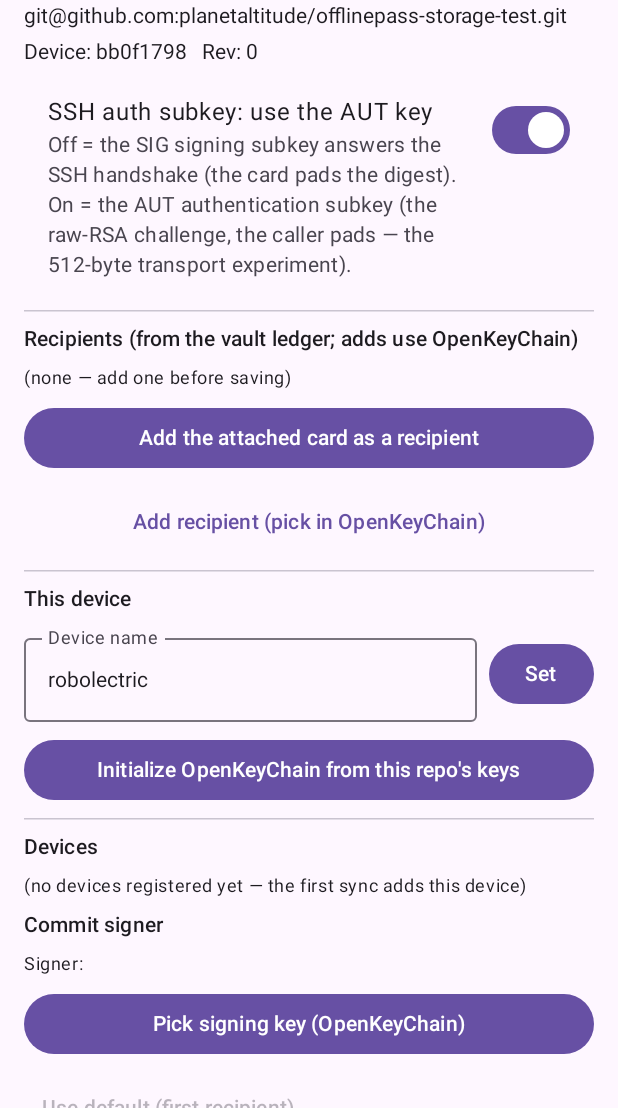
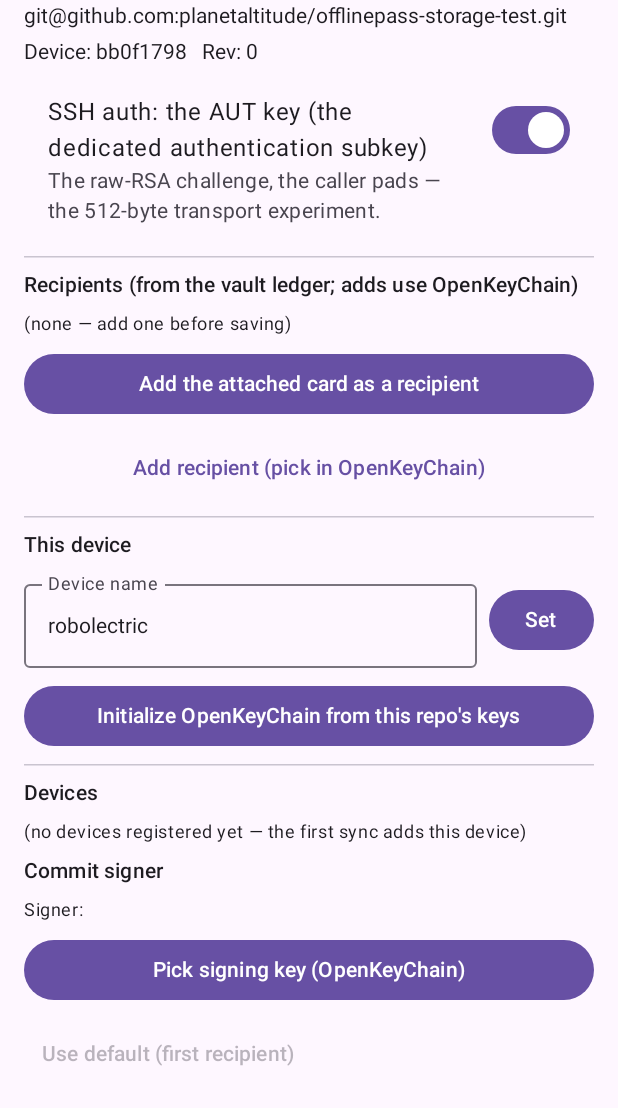
Before and after one commit to chrislengerich/offlinepass, an Android app built with Jetpack Compose: the composable SetupTabScreen called with empty values, on a phone screen of 412 x 824 dp, the part 128-1236 px from its top. Run offline under Robolectric (Android 15) with nearby library versions, the phone set to English and light mode, and no system bars; libraries missing offline, so code that uses them is left out: com.jcraft.jsch, com.yubico.yubikit, org.bouncycastle.openpgp, org.eclipse.jgit; 14 statements that could not run were skipped.

Commit message:
the Setup's cleanups (the user's not-done-yet): (1) the PAT section REMOVED from the Setup (the status + the field + the Save button + the dead patSave param — the SecretStore's savePat/hasPat = the backend kept); (2) the SSH-auth display = the SETTING-aware: the AUT's on = 'SSH auth: the AUT key (the dedicated authentication subkey)' + the card's AUT slot's id (the unauthenticated read via cardDecIdForDisplay — the card attached); the off = 'the SIG key (the signing subkey)' — the auth-subkey data CHANGES with the setting as asked; (3) the exports verified landed (the whole-repo = the USB ✓, the QRFT = the entries ✓); 148 tests green

```diff
--- a/android/app/src/main/java/com/offlinepass/app/MainActivity.kt
+++ b/android/app/src/main/java/com/offlinepass/app/MainActivity.kt
@@ -1790,7 +1790,6 @@ class MainActivity : androidx.activity.ComponentActivity() {
                         }
                     },
                     onForget = { VaultSession.forgetConfig(); screen = Screen.SetupChoice },
-                    patSave = { VaultSession.savePat(it); status = "PAT stored (encrypted)." },
                     autofillEnabled = isAutofillEnabled(),
                     recipientIds = VaultSession.recipientKeyIds(),
                     onAddRecipient = { lifecycleScope.launch { pickRecipientsUntilDone() } },
--- a/android/app/src/main/java/com/offlinepass/app/ui/SetupTab.kt
+++ b/android/app/src/main/java/com/offlinepass/app/ui/SetupTab.kt
@@ -25,7 +25,6 @@ fun SetupTabScreen(
     onUsbRestore: () -> Unit,
     onEnableAutofill: () -> Unit,
     onForget: () -> Unit,
-    patSave: (String) -> Unit,
     autofillEnabled: Boolean,
     recipientIds: List<Long>,
     onAddRecipient: () -> Unit,
@@ -65,7 +64,6 @@ fun SetupTabScreen(
     onRemoveDevice: (String) -> Unit = {}
 ) {
     val cfg = VaultSession.config()
-    var patInput by remember { mutableStateOf("") }
     var confirmDialog by remember { mutableStateOf<String?>(null) }
 
     confirmDialog?.let { what ->
@@ -130,18 +128,35 @@ fun SetupTabScreen(
                 style = MaterialTheme.typography.bodySmall
             )
         }
-        // The SSH-auth slot: the SIG (the default) vs the AUT (the
-        // dedicated authentication key — the transport experiment). The
-        // same pref the commit-signer's cardSign reads.
+        // The SSH-auth slot: the SIG (the default was the old) vs the AUT
+        // (the dedicated authentication key — the transport experiment).
+        // The display = the SETTING-aware: the AUT's on = the AUT slot's
+        // id (the card's AUT fingerprint's low half — the unauthenticated
+        // read, the card attached); the off = the SIG's (the enrolled one).
+        val autOn = VaultSession.sshAuthUseAut()
+        val displayedSubkeyId = if (autOn) VaultSession.cardDecIdForDisplay() else null
         androidx.compose.material3.ListItem(
-            headlineContent = { Text("SSH auth subkey: use the AUT key") },
-            supportingContent = { Text("Off = the SIG signing subkey answers " +
-                "the SSH handshake (the card pads the digest). On = the AUT " +
-                "authentication subkey (the raw-RSA challenge, the caller " +
-                "pads — the 512-byte transport experiment).") },
+            headlineContent = {
+                Text(if (autOn) "SSH auth: the AUT key (the dedicated authentication subkey)"
+                     else "SSH auth: the SIG key (the signing subkey)")
+            },
+            supportingContent = {
+                androidx.compose.foundation.layout.Column {
+                    Text(if (autOn)
+                        "The raw-RSA challenge, the caller pads — the 512-byte " +
+                        "transport experiment."
+                    else
+                        "Off = the SIG signing subkey answers the SSH handshake " +
+                        "(the card pads the digest).")
+                    displayedSubkeyId?.let { id ->
+                        Text("id 0x%016X".format(id),
+                            style = MaterialTheme.typography.bodySmall)
+                    }
+                }
+            },
             trailingContent = {
                 androidx.compose.material3.Switch(
-                    checked = VaultSession.sshAuthUseAut(),
+                    checked = autOn,
                     onCheckedChange = { VaultSession.setSshAuthUseAut(it) })
             })
 
@@ -471,22 +486,6 @@ fun SetupTabScreen(
         }
         HorizontalDivider()
 
-        Text(
-            "PAT: ${if (VaultSession.hasPat()) "stored (encrypted in Android Keystore)" else "not stored"}",
-            style = MaterialTheme.typography.titleSmall
-        )
-        OutlinedTextField(
-            value = patInput, onValueChange = { patInput = it },
-            label = { Text("New fine-grained PAT") }, singleLine = true,
-            modifier = Modifier.fillMaxWidth()
-        )
-        Button(
-            onClick = { if (patInput.isNotBlank()) patSave(patInput.trim()); patInput = "" },
-            enabled = patInput.isNotBlank(),
-            modifier = Modifier.fillMaxWidth()
-        ) { Text("Save PAT") }
-        HorizontalDivider()
-
         Button(onClick = { confirmDialog = "forget" }, enabled = busy == null, modifier = Modifier.fillMaxWidth()) {
             Text("Forget config (keeps files)")
         }
--- a/android/app/src/main/java/com/offlinepass/app/vault/VaultSession.kt
+++ b/android/app/src/main/java/com/offlinepass/app/vault/VaultSession.kt
@@ -604,6 +604,12 @@ object VaultSession {
         if (!f.exists()) return null
         return f.readLines().any { it.split(" ").getOrNull(1) == blob }
     }
+
+    /** The card's DEC slot's key id for the Setup's display — the
+     *  unauthenticated read; null = the card not attached/readable. */
+    fun cardDecIdForDisplay(): Long? = runCatching {
+        com.offlinepass.app.crypto.YubiKitCardDecrypt.decKeyId(appContext)
+    }.getOrNull()
 
     /** The repo's public-key material OKK could import (the sign/encrypt
      *  certs present on disk). */
```
